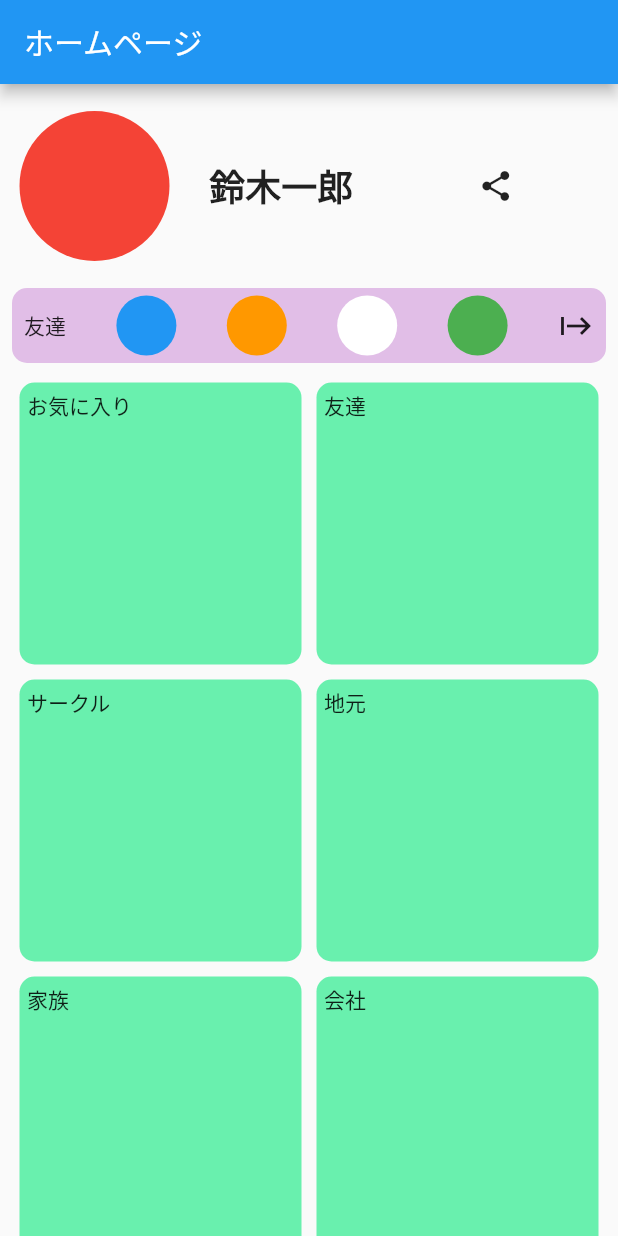
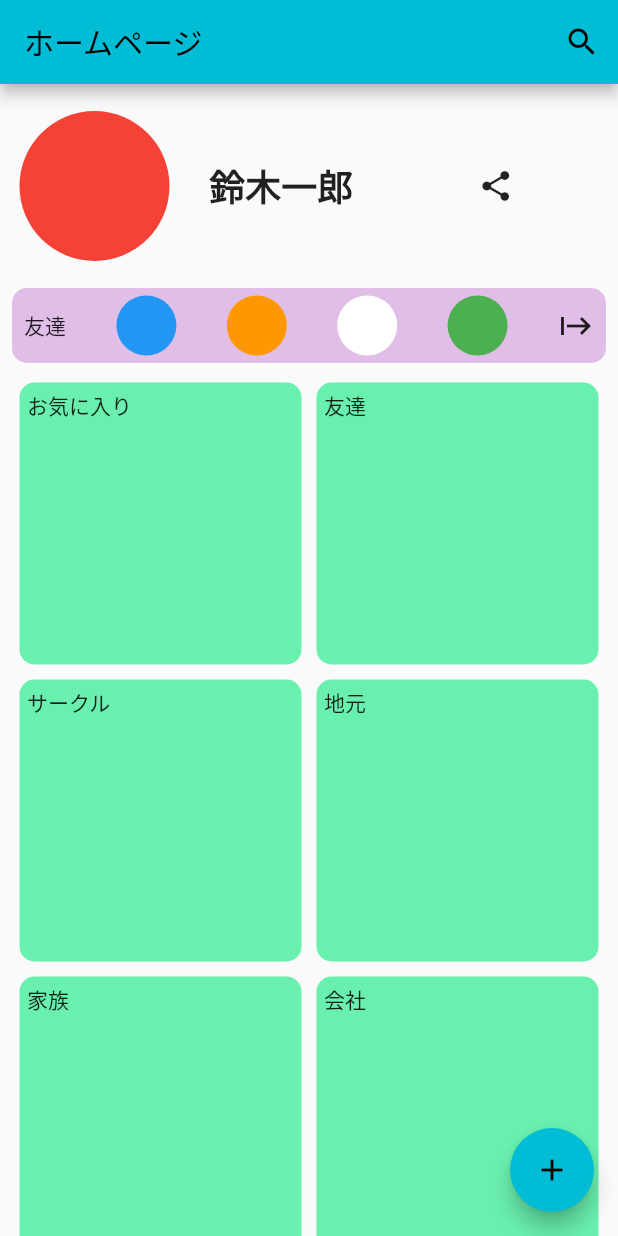
Before and after one commit to trm11tkr/connectionary, a Flutter app: the HomePage screen opened directly, on a phone screen of 412 x 824 dp. Run offline on Flutter 3.47's test engine with Material 2 defaults, Android fonts, the phone set to English and light mode, and no system bars.

Commit message:
検索ボタンと追加ボタンを追加

```diff
--- a/lib/view/home_page.dart
+++ b/lib/view/home_page.dart
@@ -19,6 +19,12 @@ class HomePage extends StatelessWidget {
     return Scaffold(
       appBar: AppBar(
         title: const Text('ホームページ'),
+        actions: <Widget>[
+          IconButton(
+            onPressed: () {},
+            icon: const Icon(Icons.search),
+          ),
+        ],
       ),
       body: Column(
         children: [
@@ -77,6 +83,11 @@ class HomePage extends StatelessWidget {
           )),
         ],
       ),
+      floatingActionButton: FloatingActionButton(
+        onPressed: () {},
+        tooltip: 'add User',
+        child: const Icon(Icons.add),
+      ), // Th
     );
   }
 
```
Also changed, not shown: lib/main.dart (+2 -49 lines), pubspec.lock, 1 other file.
